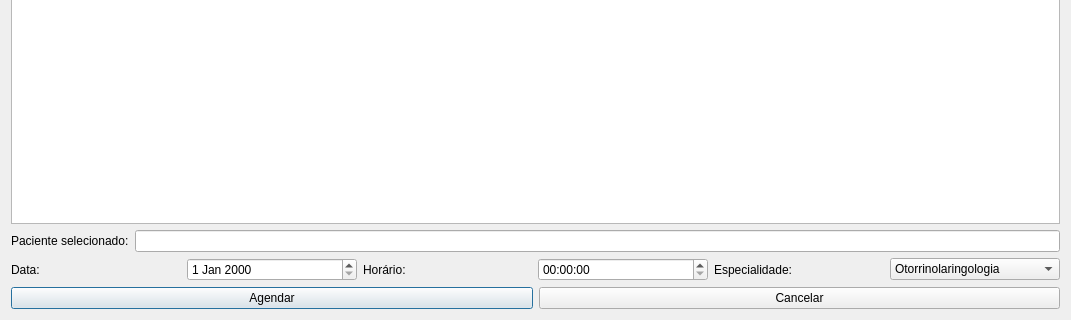
juander/Projeto_CPP, file clinica_cpp/cadastrosessao.ui: the form before one commit; both pictures show x 0 to 1071 and y 183 to 503 of the 1071 by 503 pixel window.
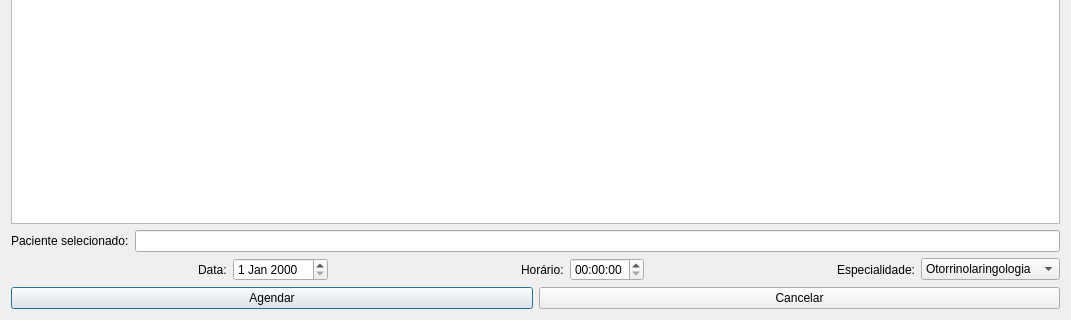
The form after the commit.

Patch:
```diff
--- a/clinica_cpp/cadastrosessao.ui
+++ b/clinica_cpp/cadastrosessao.ui
@@ -62,6 +62,19 @@
      </item>
      <item>
       <layout class="QHBoxLayout" name="horizontalLayout_2">
+       <item>
+        <spacer name="horizontalSpacer">
+         <property name="orientation">
+          <enum>Qt::Orientation::Horizontal</enum>
+         </property>
+         <property name="sizeHint" stdset="0">
+          <size>
+           <width>40</width>
+           <height>20</height>
+          </size>
+         </property>
+        </spacer>
+       </item>
        <item>
         <widget class="QLabel" name="label_3">
          <property name="text">
@@ -72,6 +85,19 @@
        <item>
         <widget class="QDateEdit" name="dataAgenda"/>
        </item>
+       <item>
+        <spacer name="horizontalSpacer_2">
+         <property name="orientation">
+          <enum>Qt::Orientation::Horizontal</enum>
+         </property>
+         <property name="sizeHint" stdset="0">
+          <size>
+           <width>40</width>
+           <height>20</height>
+          </size>
+         </property>
+        </spacer>
+       </item>
        <item>
         <widget class="QLabel" name="label_6">
          <property name="text">
@@ -82,6 +108,19 @@
        <item>
         <widget class="QTimeEdit" name="horaAgenda"/>
        </item>
+       <item>
+        <spacer name="horizontalSpacer_3">
+         <property name="orientation">
+          <enum>Qt::Orientation::Horizontal</enum>
+         </property>
+         <property name="sizeHint" stdset="0">
+          <size>
+           <width>40</width>
+           <height>20</height>
+          </size>
+         </property>
+        </spacer>
+       </item>
        <item>
         <widget class="QLabel" name="label_7">
          <property name="text">
```
